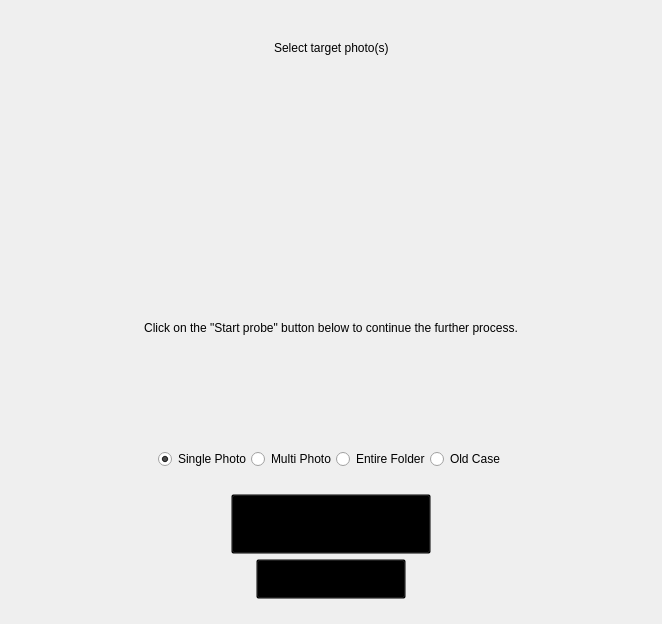
apollo-k22/FaceAI-Product, file forms/page3-test.ui: the form before one commit.
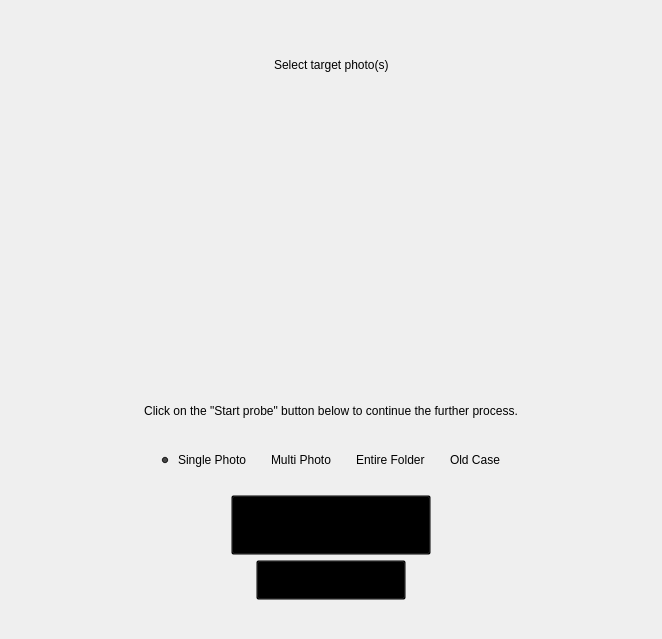
The form after the commit. The open tabs and pages were chosen to show the change. Icons and pictures are not drawn.

```diff
--- a/forms/page3-test.ui
+++ b/forms/page3-test.ui
@@ -7,7 +7,7 @@
     <x>0</x>
     <y>0</y>
     <width>662</width>
-    <height>624</height>
+    <height>639</height>
    </rect>
   </property>
   <property name="windowTitle">
@@ -131,6 +131,9 @@
            <property name="leftMargin">
             <number>35</number>
            </property>
+           <property name="topMargin">
+            <number>35</number>
+           </property>
            <item>
             <widget class="QLabel" name="pageTitle">
              <property name="sizePolicy">
@@ -139,6 +142,9 @@
                <verstretch>0</verstretch>
               </sizepolicy>
              </property>
+             <property name="styleSheet">
+              <string notr="true">background:transparent;</string>
+             </property>
              <property name="text">
               <string>Select target photo(s)</string>
              </property>
@@ -647,9 +653,18 @@
                  <property name="minimumSize">
                   <size>
                    <width>520</width>
-                   <height>100</height>
+                   <height>50</height>
                   </size>
                  </property>
+                 <property name="maximumSize">
+                  <size>
+                   <width>520</width>
+                   <height>50</height>
+                  </size>
+                 </property>
+                 <property name="styleSheet">
+                  <string notr="true">background:transparent;</string>
+                 </property>
                  <property name="text">
                   <string/>
                  </property>
@@ -668,17 +683,26 @@
                <item>
                 <widget class="QLabel" name="lblOldCaseResult">
                  <property name="sizePolicy">
-                  <sizepolicy hsizetype="Fixed" vsizetype="Fixed">
+                  <sizepolicy hsizetype="Expanding" vsizetype="Fixed">
                    <horstretch>0</horstretch>
                    <verstretch>0</verstretch>
                   </sizepolicy>
                  </property>
                  <property name="minimumSize">
                   <size>
-                   <width>520</width>
-                   <height>100</height>
+                   <width>600</width>
+                   <height>50</height>
                   </size>
                  </property>
+                 <property name="maximumSize">
+                  <size>
+                   <width>1200</width>
+                   <height>50</height>
+                  </size>
+                 </property>
+                 <property name="styleSheet">
+                  <string notr="true">background:transparent;</string>
+                 </property>
                  <property name="text">
                   <string>Click on the &quot;Start probe&quot; button below to continue the further process.</string>
                  </property>
@@ -689,19 +713,6 @@
                </item>
               </layout>
              </item>
-             <item>
-              <spacer name="verticalSpacer_5">
-               <property name="orientation">
-                <enum>Qt::Vertical</enum>
-               </property>
-               <property name="sizeHint" stdset="0">
-                <size>
-                 <width>20</width>
-                 <height>40</height>
-                </size>
-               </property>
-              </spacer>
-             </item>
             </layout>
            </item>
           </layout>
@@ -733,6 +744,9 @@
        </item>
        <item>
         <widget class="QRadioButton" name="rdobtnSinglePhoto">
+         <property name="styleSheet">
+          <string notr="true">background:transparent;</string>
+         </property>
          <property name="text">
           <string>Single Photo</string>
          </property>
@@ -743,6 +757,9 @@
        </item>
        <item>
         <widget class="QRadioButton" name="rdobtnMultiPhoto">
+         <property name="styleSheet">
+          <string notr="true">background:transparent;</string>
+         </property>
          <property name="text">
           <string>Multi Photo</string>
          </property>
@@ -750,6 +767,9 @@
        </item>
        <item>
         <widget class="QRadioButton" name="rdobtnEntireFolder">
+         <property name="styleSheet">
+          <string notr="true">background:transparent;</string>
+         </property>
          <property name="text">
           <string>Entire Folder</string>
          </property>
@@ -758,7 +778,7 @@
        <item>
         <widget class="QRadioButton" name="rdobtnOldCasePhoto">
          <property name="styleSheet">
-          <string notr="true"/>
+          <string notr="true">background:transparent;</string>
          </property>
          <property name="text">
           <string>Old Case</string>
@@ -870,6 +890,26 @@
        </item>
       </layout>
      </item>
+     <item>
+      <layout class="QHBoxLayout" name="hlyStatus">
+       <property name="spacing">
+        <number>0</number>
+       </property>
+       <property name="bottomMargin">
+        <number>0</number>
+       </property>
+       <item>
+        <widget class="QLabel" name="lblStatus">
+         <property name="styleSheet">
+          <string notr="true">background:transparent;</string>
+         </property>
+         <property name="text">
+          <string/>
+         </property>
+        </widget>
+       </item>
+      </layout>
+     </item>
     </layout>
    </item>
   </layout>
```
Left out of the diff: 73 changed lines with no effect on the pictures.
